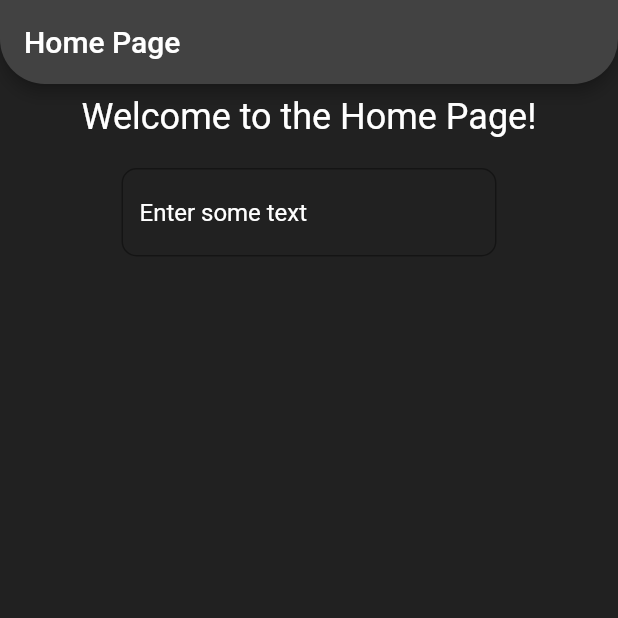
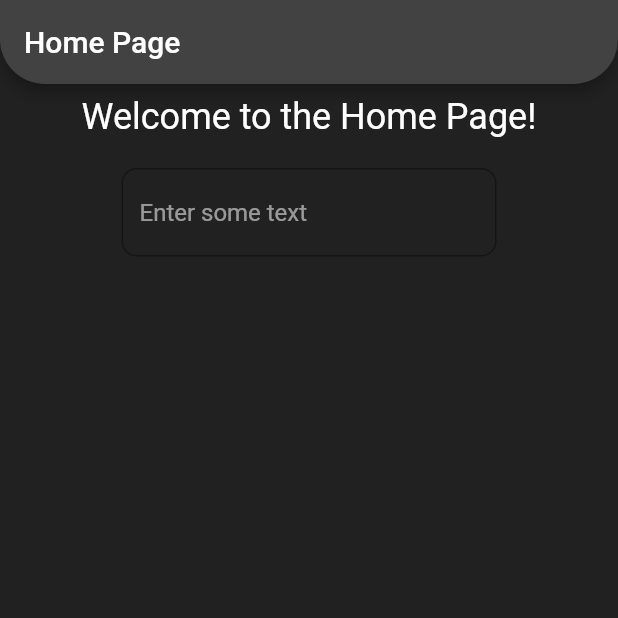
Before and after one commit to DanPace725/Tapp, a Flutter app: the screen it shows after launch, on a phone screen of 412 x 824 dp, the top half of it. Run offline on Flutter 3.47's test engine with Material 2 defaults, Android fonts, the phone set to English and light mode, and no system bars.

Commit message:
update home screen

```diff
--- a/lib/screens/home_page.dart
+++ b/lib/screens/home_page.dart
@@ -40,23 +40,33 @@ class HomePageState extends State<HomePage> {
               'Welcome to the Home Page!',
               style: TextStyle(fontSize: 24, color: Colors.white),
             ),
-            const SizedBox(height: 20),
+            const SizedBox(height: 20,
+            ),
             SizedBox(
               width: 250, // Set border radius  of text field
               child: TextField(
+                style: const TextStyle(color: Colors.white
+                ),
                 controller: _textEditingController,
-                style: const TextStyle(color: Colors.white),
-                decoration: const InputDecoration(
+                decoration: InputDecoration(
                   hintText: 'Enter some text',
-                  hintStyle: TextStyle(color: Colors.white),
+                  hintStyle: const TextStyle(color: Colors.white54
+                  ),
                   border: OutlineInputBorder(
-                    borderRadius: BorderRadius.all(Radius.circular(10)),
-                    borderSide: BorderSide(
+                    borderRadius: BorderRadius.circular(10),
+                    borderSide: const BorderSide(
                       width: 2,
                       color: Colors.white,
                     ),
                   ),
                 ),
+                textInputAction: TextInputAction.done,
+                onSubmitted: (value) {
+                  setState(() {
+                    _textList.add(value);
+                    _textEditingController.clear();
+                  });
+                },
               ),
             ),
             const SizedBox(height: 20),
--- a/lib/screens/splash_screen.dart
+++ b/lib/screens/splash_screen.dart
@@ -4,10 +4,10 @@ class SplashScreen extends StatefulWidget {
   const SplashScreen({super.key});
 
   @override
-  _SplashScreenState createState() => _SplashScreenState();
+  SplashScreenState createState() => SplashScreenState();
 }
 
-class _SplashScreenState extends State<SplashScreen> {
+class SplashScreenState extends State<SplashScreen> {
   @override
   void initState() {
     super.initState();
```
